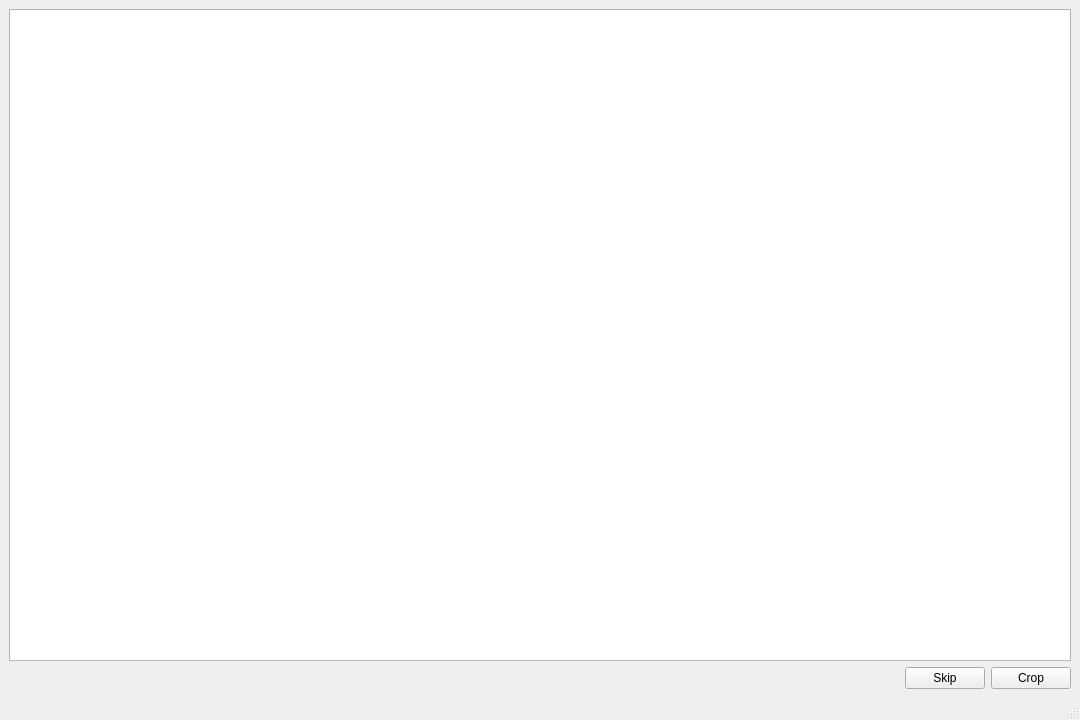
This is src/gui/imagesquarer.ui in MorganGrundy/MosaicMagnifique as Qt 5 draws it before an edit. The edited form follows.
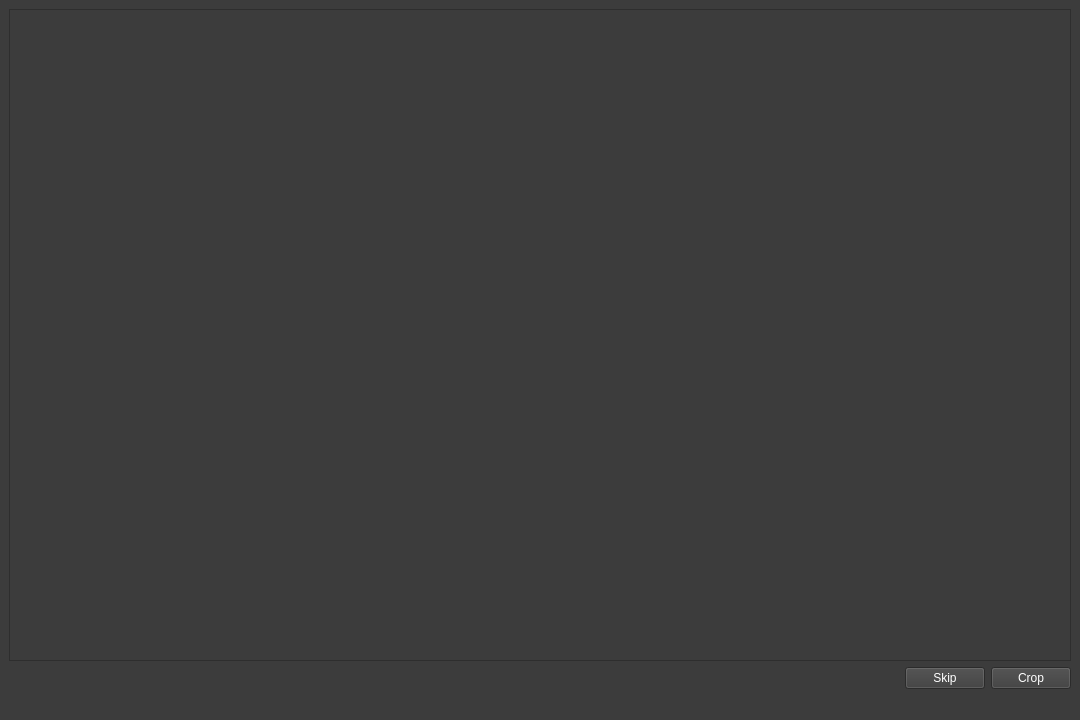
This is the edited form.

Patch:
```diff
--- a/src/gui/imagesquarer.ui
+++ b/src/gui/imagesquarer.ui
@@ -13,6 +13,13 @@
   <property name="windowTitle">
    <string>Image Squarer</string>
   </property>
+  <property name="styleSheet">
+   <string notr="true">QWidget {
+background-color: rgb(60, 60, 60);
+color: rgb(255, 255, 255);
+border-color: rgb(0, 0, 0);
+}</string>
+  </property>
   <widget class="QWidget" name="centralwidget">
    <layout class="QVBoxLayout" name="verticalLayout">
     <item>
```
